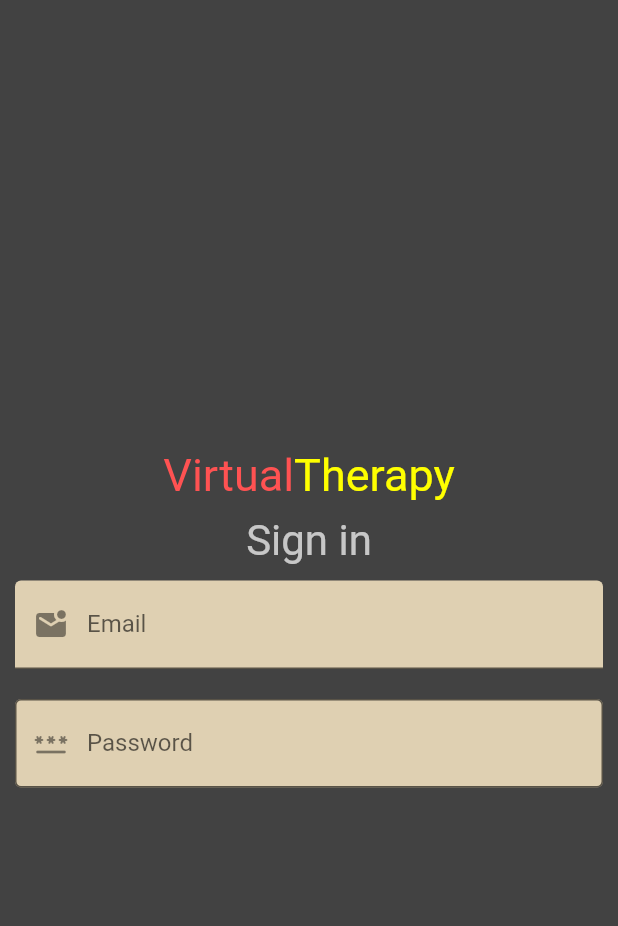
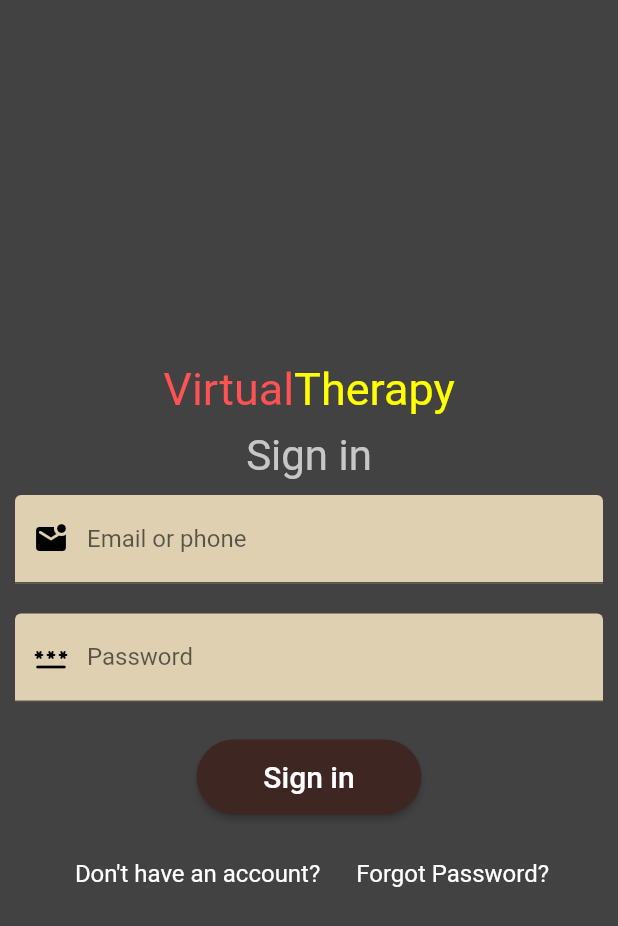
Before and after one commit to davidmise/VirtualTherapyApp, a Flutter app: the screen it shows after launch, on a phone screen of 412 x 824 dp. Shown: the top 926 px of the screen. Run offline on Flutter 3.47's test engine with Material 2 defaults, Android fonts, the light colour scheme and no system bars.

Commit message:
added the sign in button

```diff
--- a/lib/ui/home.dart
+++ b/lib/ui/home.dart
@@ -1,4 +1,8 @@
 import 'package:flutter/material.dart';
+// import 'package:firebase_auth/firebase_auth.dart';
+// import 'package:google_sign_in/google_sign_in.dart';
+// import 'package:flutter_signin_button/flutter_signin_button.dart';
+
 
 class Home extends StatefulWidget {
   const Home({super.key});
@@ -21,7 +25,6 @@ class _HomeState extends State<Home> {
             child: Row(
               mainAxisAlignment: MainAxisAlignment.center,
               // crossAxisAlignment: CrossAxisAlignment.center,
-
               children: [
                 Text(
                   'Virtual',
@@ -37,53 +40,115 @@ class _HomeState extends State<Home> {
               ],
             ),
           ),
-          Container(
-            child: const Text(
+          const Text(
             'Sign in',
             style: TextStyle(
               fontSize: 28,
               color: Colors.white70,
             ),
           ),
-          ),
-          const Padding(
-            padding: EdgeInsets.all(10),
+          Padding(
+            padding: const EdgeInsets.all(10),
             child: Form(
               child: Column(
                 children: [
-
-                  TextField(
-                    keyboardType:TextInputType.emailAddress,
+                  const TextField(
+                    keyboardType: TextInputType.emailAddress,
                     decoration: InputDecoration(
                       fillColor: Color.fromRGBO(223, 208, 178, 1),
                       filled: true,
-                        labelText: 'Email',
+                      labelText: 'Email or phone',
                       // border: OutlineInputBorder(),
                       focusedBorder: OutlineInputBorder(
-                          borderSide: BorderSide(color:Colors.black),
+                        borderSide: BorderSide(color: Colors.white),
                       ),
-                        prefixIcon: Icon(Icons.mark_email_unread_rounded)
+                      prefixIcon: Icon(Icons.mark_email_unread_rounded,
+                          color: Colors.black),
                     ),
                   ),
-                  SizedBox(height:20),
-                  TextField(
-                    keyboardType:TextInputType.emailAddress,
+                  const SizedBox(height: 20),
+                  const TextField(
+                    keyboardType: TextInputType.emailAddress,
                     decoration: InputDecoration(
                       fillColor: Color.fromRGBO(223, 208, 178, 1),
                       filled: true,
                       labelText: 'Password',
-                        border: OutlineInputBorder(borderSide: BorderSide(color:Colors.black),),
+                      focusedBorder: OutlineInputBorder(
+                        borderSide: BorderSide(color: Colors.white),
+                      ),
                       // enabledBorder: OutlineInputBorder(borderSide: BorderSide(color:Colors.black),),
-                        prefixIcon: Icon(Icons.password_rounded)
+                      prefixIcon:
+                          Icon(Icons.password_rounded, color: Colors.black),
+                    ),
+                  ),
+                  const SizedBox(height: 25.0),
+                  SizedBox(
+                    width: 150.0,
+                    height: 50.0,
+                    child: ElevatedButton(
+                      style: ButtonStyle(
+                        backgroundColor: MaterialStateProperty.all<Color>(
+                            Colors.brown.shade900),
+                        shape: MaterialStateProperty.all<OutlinedBorder>(
+                          RoundedRectangleBorder(
+                            borderRadius: BorderRadius.circular(25),
+                          ),
+                        ),
+                      ),
+                      onPressed: () {},
+                      child: const Text(
+                        'Sign in',
+                        style: TextStyle(fontSize: 20),
+                      ),
                     ),
                   ),
                 ],
               ),
             ),
           ),
+          const SizedBox(height: 20.0),
+          Padding(
+            padding: const EdgeInsets.symmetric(horizontal: 10),
+            child: Row(
+              mainAxisAlignment: MainAxisAlignment.center,
+              children: [
+                GestureDetector(
+                  onTap: () {
+                    Navigator.push(
+                      context,
+                      MaterialPageRoute(builder: (context) => const Home()),
+                    );
+                  },
+                  child: const Text(
+                    ' Don\'t have an account? ',
+                    style: TextStyle(fontSize: 16.0, color: Colors.white),
+                  ),
+                ),
+
+                const SizedBox(
+                  width: 20.0,
+                ),
+                GestureDetector(
+                  onTap: () {
+                    Navigator.push(
+                      context,
+                      MaterialPageRoute(builder: (context) => const Home()),
+                    );
+                  },
+                  child: const Text(
+                    'Forgot Password?',
+                    style: TextStyle(
+                      fontSize: 16,
+                      color: Colors.white,
+                    ),
+                  ),
+                ),
+              ],
+            ),
+          ),
+
         ],
       ),
     );
-
   }
 }
--- a/pubspec.yaml
+++ b/pubspec.yaml
@@ -32,6 +32,9 @@ dependencies:
     sdk: flutter
 
 
+  google_sign_in: ^5.2.1
+  firebase_auth: ^3.3.3
+  flutter_signin_button: ^2.0.0
   # The following adds the Cupertino Icons font to your application.
   # Use with the CupertinoIcons class for iOS style icons.
   cupertino_icons: ^1.0.2
```
Also changed, not shown: pubspec.lock, 1 other file. Lines whose indentation alone changed are shown as unchanged.
